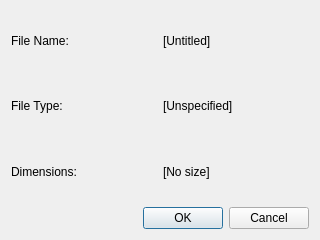
This is imgabout.ui in zjucsxxd/Qt-Image-Viewer-1 as Qt 5 draws it before an edit. The edited form follows.
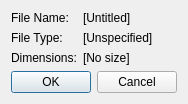
This is the edited form.

Commit message: Minor gui improvements, including adding tile and cascade and many status-tips

Diff of the .ui file:
```diff
--- a/imgabout.ui
+++ b/imgabout.ui
@@ -6,14 +6,14 @@
    <rect>
     <x>0</x>
     <y>0</y>
-    <width>320</width>
-    <height>240</height>
+    <width>174</width>
+    <height>98</height>
    </rect>
   </property>
   <property name="windowTitle">
    <string>Dialog</string>
   </property>
-  <layout class="QGridLayout" name="gridLayout">
+  <layout class="QFormLayout" name="formLayout">
    <item row="0" column="0">
     <widget class="QLabel" name="label">
      <property name="text">
```
The commit also changes 2 other files.
